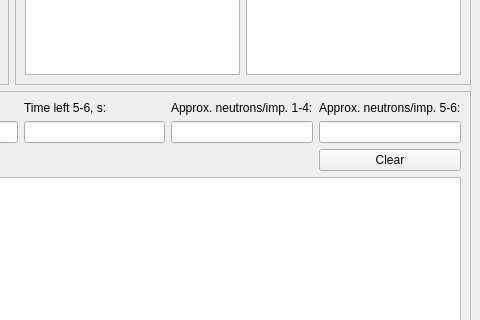
First picture: the form in caller.ui, repository goodvin360/pivn_app, before the edit; both pictures show x 256 to 736 and y 202 to 522 of the 736 by 1075 pixel window.
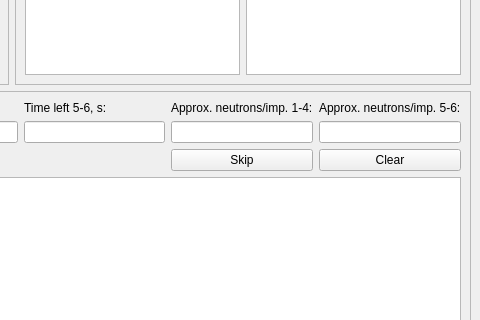
Second picture: the form after the edit.

Commit message: 20.03.2025 home 1 Release 22.7: - new algo part 2; skip button added; multi-pulse first attempt

Diff of the .ui file:
```diff
--- a/caller.ui
+++ b/caller.ui
@@ -370,6 +370,13 @@
        <item row="5" column="0" colspan="5">
         <widget class="QTextBrowser" name="textBrowser_4"/>
        </item>
+       <item row="2" column="3">
+        <widget class="QPushButton" name="pushButton_4">
+         <property name="text">
+          <string>Skip</string>
+         </property>
+        </widget>
+       </item>
       </layout>
      </widget>
     </item>
```
Left out of the diff: 17 changed lines with no effect on the pictures. The commit also changes 6 other files.
